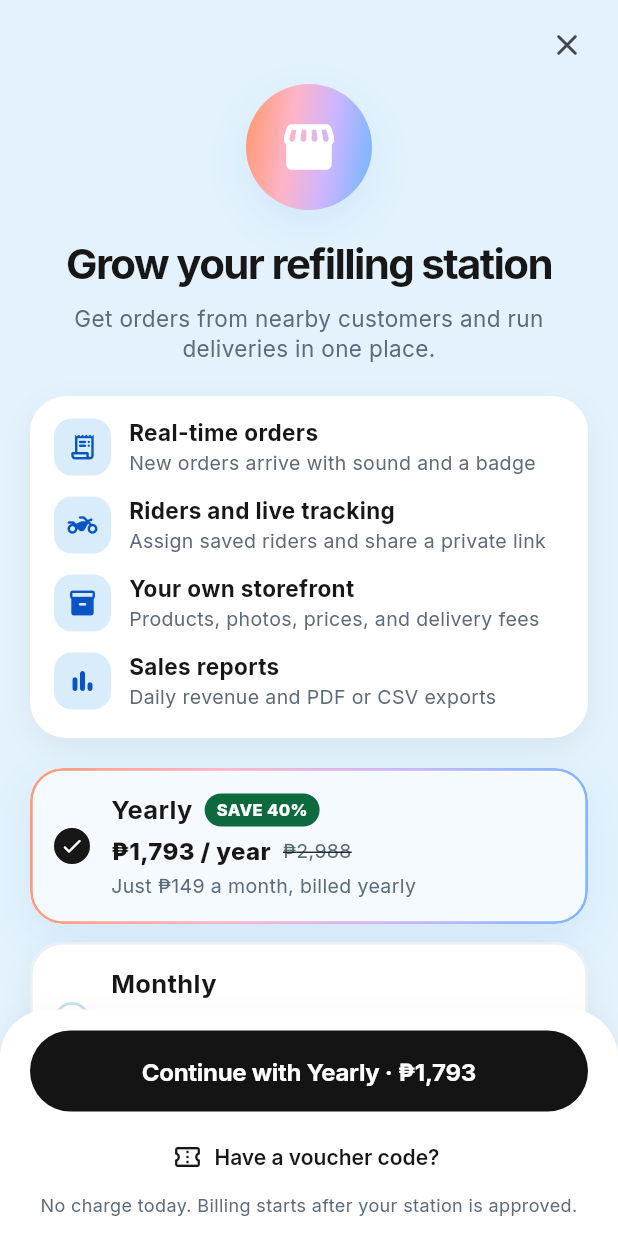
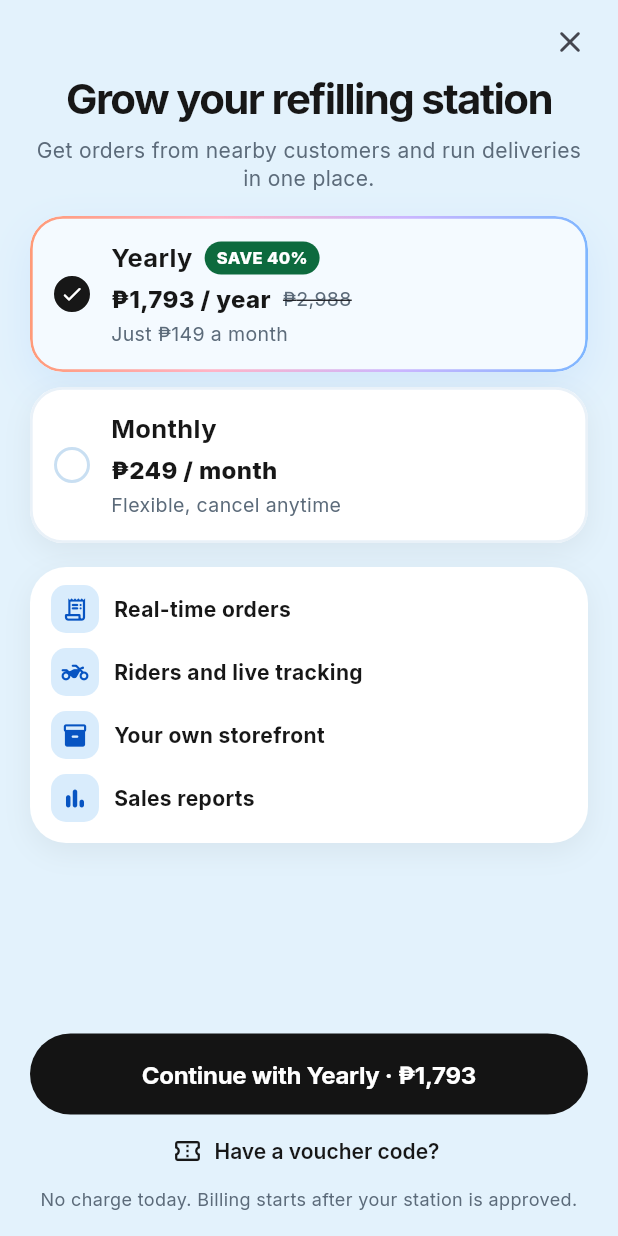
Before and after one commit to Junmarkchi97/Refilly, a Flutter app: the OwnerPaywallScreen screen opened directly, on a phone screen of 412 x 824 dp. Run offline on Flutter 3.47's test engine with Material 3 defaults, Android fonts, the phone set to English and light mode, and no system bars; our stand-ins replace file_picker, fl_chart, flutter_map, geolocator, google_fonts, latlong2 and 5 more; missing offline and left inert: dart:js_interop, flutter_confetti; accounts and stored records are empty.

Commit message:
fix(owner): keep both paywall plans visible without scrolling
Co-authored-by: JunDev <chijunmark97@gmail.com>

```diff
--- a/lib/screens/customer/owner_paywall_screen.dart
+++ b/lib/screens/customer/owner_paywall_screen.dart
@@ -70,60 +70,39 @@ class _OwnerPaywallScreenState extends State<OwnerPaywallScreen> {
   @override
   Widget build(BuildContext context) {
     final bottom = MediaQuery.paddingOf(context).bottom;
+    final top = MediaQuery.paddingOf(context).top;
     return Scaffold(
       backgroundColor: RF.bg,
       body: Stack(
         children: [
-          ListView(
-            padding: EdgeInsets.fromLTRB(20, MediaQuery.paddingOf(context).top + 56, 20, 230 + bottom),
+          Column(
             children: [
-              Center(
-                child: Container(
-                  width: 84,
-                  height: 84,
-                  decoration: BoxDecoration(
-                    shape: BoxShape.circle,
-                    gradient: RF.borderGradient,
-                    boxShadow: RF.selectedShadow,
-                  ),
-                  child: const Icon(Icons.storefront_rounded, color: Colors.white, size: 40),
-                ),
-              ),
-              const SizedBox(height: 18),
+              Expanded(
+                child: ListView(
+                  padding: EdgeInsets.fromLTRB(20, top + 48, 20, 16),
+                  children: [
                     Text(
                       'Grow your refilling station',
                       textAlign: TextAlign.center,
                       style: Theme.of(context).textTheme.headlineMedium,
                     ),
-              const SizedBox(height: 8),
+                    const SizedBox(height: 6),
                     const Text(
                       'Get orders from nearby customers and run deliveries in one place.',
                       textAlign: TextAlign.center,
-                style: TextStyle(color: RF.muted, fontSize: 15, height: 1.35),
+                      style: TextStyle(color: RF.muted, fontSize: 14, height: 1.35),
                     ),
-              const SizedBox(height: 22),
-              const SoftCard(
-                padding: EdgeInsets.fromLTRB(16, 14, 16, 6),
-                child: Column(
-                  children: [
-                    _Benefit(Icons.receipt_long_rounded, 'Real-time orders', 'New orders arrive with sound and a badge'),
-                    _Benefit(Icons.two_wheeler_rounded, 'Riders and live tracking', 'Assign saved riders and share a private link'),
-                    _Benefit(Icons.inventory_2_rounded, 'Your own storefront', 'Products, photos, prices, and delivery fees'),
-                    _Benefit(Icons.bar_chart_rounded, 'Sales reports', 'Daily revenue and PDF or CSV exports'),
-                  ],
-                ),
-              ),
-              const SizedBox(height: 20),
+                    const SizedBox(height: 16),
                     _PlanCard(
                       selected: _plan == OwnerPlan.yearly,
                       title: 'Yearly',
                       price: '${peso(OwnerPricing.yearly)} / year',
-                caption: 'Just ${peso(OwnerPricing.yearlyPerMonth)} a month, billed yearly',
+                      caption: 'Just ${peso(OwnerPricing.yearlyPerMonth)} a month',
                       badge: 'SAVE 40%',
                       strike: peso(OwnerPricing.monthly * 12),
                       onTap: () => setState(() => _plan = OwnerPlan.yearly),
                     ),
-              const SizedBox(height: 12),
+                    const SizedBox(height: 10),
                     _PlanCard(
                       selected: _plan == OwnerPlan.monthly,
                       title: 'Monthly',
@@ -131,28 +110,24 @@ class _OwnerPaywallScreenState extends State<OwnerPaywallScreen> {
                       caption: 'Flexible, cancel anytime',
                       onTap: () => setState(() => _plan = OwnerPlan.monthly),
                     ),
+                    const SizedBox(height: 16),
+                    const SoftCard(
+                      padding: EdgeInsets.fromLTRB(14, 12, 14, 4),
+                      child: Column(
+                        children: [
+                          _Benefit(Icons.receipt_long_rounded, 'Real-time orders'),
+                          _Benefit(Icons.two_wheeler_rounded, 'Riders and live tracking'),
+                          _Benefit(Icons.inventory_2_rounded, 'Your own storefront'),
+                          _Benefit(Icons.bar_chart_rounded, 'Sales reports'),
                         ],
                       ),
-          Positioned(
-            top: MediaQuery.paddingOf(context).top + 6,
-            right: 10,
-            child: IconButton(
-              tooltip: 'Close',
-              onPressed: () => Navigator.of(context).maybePop(),
-              icon: const Icon(Icons.close_rounded),
+                    ),
+                  ],
                 ),
               ),
-          Positioned(
-            left: 0,
-            right: 0,
-            bottom: 0,
-            child: Container(
-              padding: EdgeInsets.fromLTRB(20, 14, 20, 12 + bottom),
-              decoration: BoxDecoration(
-                color: Colors.white,
-                borderRadius: const BorderRadius.vertical(top: Radius.circular(RF.sheetRadius)),
-                boxShadow: RF.shadow,
-              ),
+              SafeArea(
+                top: false,
+                minimum: EdgeInsets.fromLTRB(20, 0, 20, 10 + (bottom > 0 ? 0 : 6)),
                 child: Column(
                   mainAxisSize: MainAxisSize.min,
                   children: [
@@ -167,7 +142,6 @@ class _OwnerPaywallScreenState extends State<OwnerPaywallScreen> {
                                 : 'Continue with Monthly · ${peso(OwnerPricing.monthly)}'),
                       ),
                     ),
-                  const SizedBox(height: 6),
                     TextButton.icon(
                       onPressed: _busy ? null : _voucher,
                       icon: const Icon(Icons.confirmation_number_outlined, size: 20),
@@ -181,6 +155,16 @@ class _OwnerPaywallScreenState extends State<OwnerPaywallScreen> {
                   ],
                 ),
               ),
+            ],
+          ),
+          Positioned(
+            top: top + 4,
+            right: 8,
+            child: IconButton(
+              tooltip: 'Close',
+              onPressed: () => Navigator.of(context).maybePop(),
+              icon: const Icon(Icons.close_rounded),
+            ),
           ),
         ],
       ),
@@ -190,29 +174,21 @@ class _OwnerPaywallScreenState extends State<OwnerPaywallScreen> {
 
 class _Benefit extends StatelessWidget {
   final IconData icon;
-  final String title, subtitle;
-  const _Benefit(this.icon, this.title, this.subtitle);
+  final String title;
+  const _Benefit(this.icon, this.title);
   @override
   Widget build(BuildContext context) => Padding(
-    padding: const EdgeInsets.only(bottom: 12),
+    padding: const EdgeInsets.only(bottom: 10),
     child: Row(
       children: [
         Container(
-          width: 38,
-          height: 38,
-          decoration: BoxDecoration(color: RF.accentSoft, borderRadius: BorderRadius.circular(12)),
-          child: Icon(icon, color: RF.accentInk, size: 20),
+          width: 32,
+          height: 32,
+          decoration: BoxDecoration(color: RF.accentSoft, borderRadius: BorderRadius.circular(10)),
+          child: Icon(icon, color: RF.accentInk, size: 18),
         ),
-        const SizedBox(width: 12),
-        Expanded(
-          child: Column(
-            crossAxisAlignment: CrossAxisAlignment.start,
-            children: [
-              Text(title, style: const TextStyle(fontWeight: FontWeight.w700, fontSize: 15)),
-              Text(subtitle, style: const TextStyle(color: RF.muted, fontSize: 13)),
-            ],
-          ),
-        ),
+        const SizedBox(width: 10),
+        Expanded(child: Text(title, style: const TextStyle(fontWeight: FontWeight.w700, fontSize: 14))),
       ],
     ),
   );
```
Also changed, not shown: 1 other file. Lines whose indentation alone changed are shown as unchanged.
